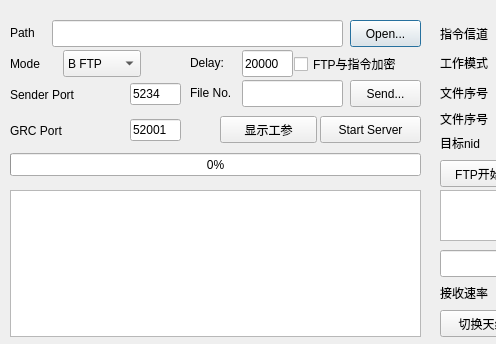
ArtisticZhao/file_sender_to_GNURadio, file file_send.ui: the form before one commit; both pictures show x 0 to 496 and y 0 to 344 of the 715 by 344 pixel window.
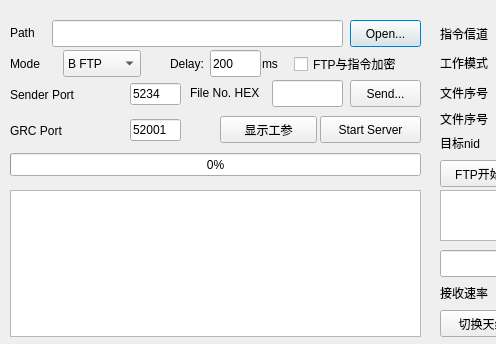
The form after the commit.

Patch:
```diff
--- a/file_send.ui
+++ b/file_send.ui
@@ -106,20 +106,20 @@
     <rect>
      <x>190</x>
      <y>84</y>
-     <width>51</width>
+     <width>91</width>
      <height>17</height>
     </rect>
    </property>
    <property name="text">
-    <string>File No.</string>
+    <string>File No. HEX</string>
    </property>
   </widget>
   <widget class="QLineEdit" name="file_num">
    <property name="geometry">
     <rect>
-     <x>242</x>
+     <x>272</x>
      <y>80</y>
-     <width>101</width>
+     <width>71</width>
      <height>27</height>
     </rect>
    </property>
@@ -133,10 +133,10 @@
   <widget class="QLabel" name="label_6">
    <property name="geometry">
     <rect>
-     <x>190</x>
+     <x>170</x>
      <y>54</y>
      <width>51</width>
-     <height>17</height>
+     <height>20</height>
     </rect>
    </property>
    <property name="text">
@@ -146,14 +146,14 @@
   <widget class="QLineEdit" name="delay_us">
    <property name="geometry">
     <rect>
-     <x>242</x>
+     <x>210</x>
      <y>50</y>
      <width>51</width>
      <height>27</height>
     </rect>
    </property>
    <property name="text">
-    <string>20000</string>
+    <string>200</string>
    </property>
    <property name="placeholderText">
     <string/>
@@ -639,6 +639,19 @@
     <string>FTP与指令加密</string>
    </property>
   </widget>
+  <widget class="QLabel" name="label_12">
+   <property name="geometry">
+    <rect>
+     <x>262</x>
+     <y>54</y>
+     <width>21</width>
+     <height>20</height>
+    </rect>
+   </property>
+   <property name="text">
+    <string>ms</string>
+   </property>
+  </widget>
  </widget>
  <resources/>
  <connections/>
```
